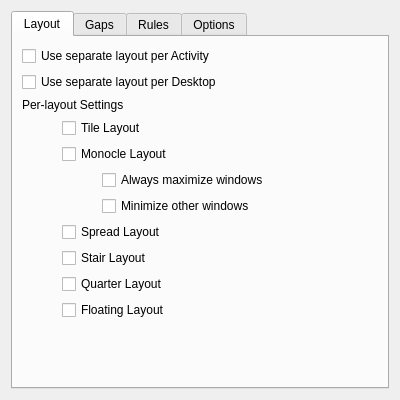
Before: the Qt Designer form res/config.ui in Bismuth-Forge/bismuth, drawn with Qt 5.
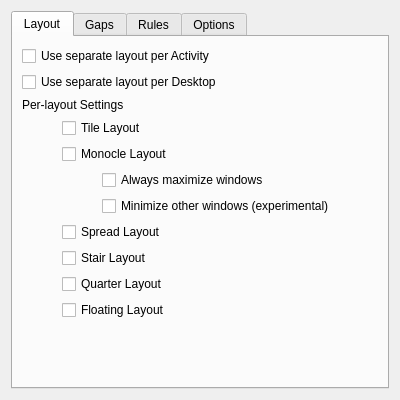
After: the same form once the commit is applied.

Commit message:
mark "Minimize other windows" as experimental
The feature itself works nicely, but damages window states by minimizing
windows. To mitigate this, Krohnkite should track minimization.

In fact, minimization was intentionally excluded from the initial
design to reduce the complexity of window state management, but should
be managable anyway.

Patch:
```diff
--- a/res/config.ui
+++ b/res/config.ui
@@ -97,7 +97,7 @@
            <item>
             <widget class="QCheckBox" name="kcfg_monocleMinimizeRest">
              <property name="text">
-              <string>Minimize other windows</string>
+              <string>Minimize other windows (experimental)</string>
              </property>
             </widget>
            </item>
```
